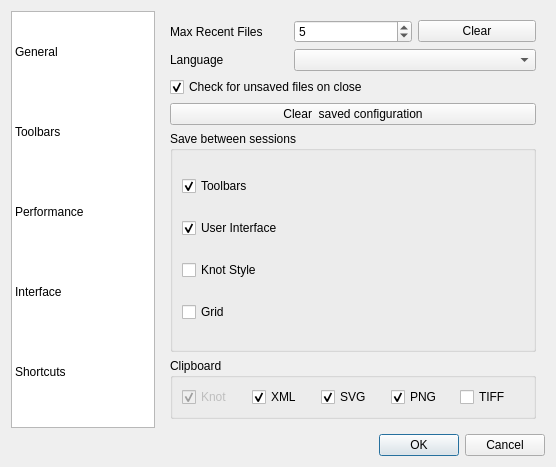
mbasaglia/Knotter, file src/dialogs/dialog_preferences.ui: the form before one commit.
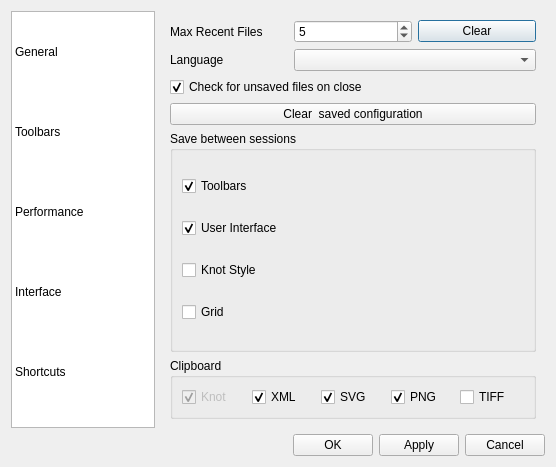
The form after the commit. Icons and pictures are not drawn. Custom widgets are drawn as their Qt base class.

The edit to the form file:
```diff
--- a/src/dialogs/dialog_preferences.ui
+++ b/src/dialogs/dialog_preferences.ui
@@ -724,14 +724,51 @@
     </layout>
    </item>
    <item>
-    <widget class="QDialogButtonBox" name="buttonBox">
-     <property name="orientation">
-      <enum>Qt::Horizontal</enum>
-     </property>
-     <property name="standardButtons">
-      <set>QDialogButtonBox::Cancel|QDialogButtonBox::Ok</set>
-     </property>
-    </widget>
+    <layout class="QHBoxLayout" name="horizontalLayout_6">
+     <item>
+      <spacer name="horizontalSpacer">
+       <property name="orientation">
+        <enum>Qt::Horizontal</enum>
+       </property>
+       <property name="sizeHint" stdset="0">
+        <size>
+         <width>40</width>
+         <height>20</height>
+        </size>
+       </property>
+      </spacer>
+     </item>
+     <item>
+      <widget class="QPushButton" name="pushButton_2">
+       <property name="text">
+        <string>OK</string>
+       </property>
+       <property name="icon">
+        <iconset theme="dialog-ok"/>
+       </property>
+      </widget>
+     </item>
+     <item>
+      <widget class="QPushButton" name="pushButton_3">
+       <property name="text">
+        <string>Apply</string>
+       </property>
+       <property name="icon">
+        <iconset theme="dialog-ok-apply"/>
+       </property>
+      </widget>
+     </item>
+     <item>
+      <widget class="QPushButton" name="pushButton_4">
+       <property name="text">
+        <string>Cancel</string>
+       </property>
+       <property name="icon">
+        <iconset theme="dialog-cancel"/>
+       </property>
+      </widget>
+     </item>
+    </layout>
    </item>
   </layout>
  </widget>
```
Left out of the diff: 80 changed lines with no effect on the pictures.
